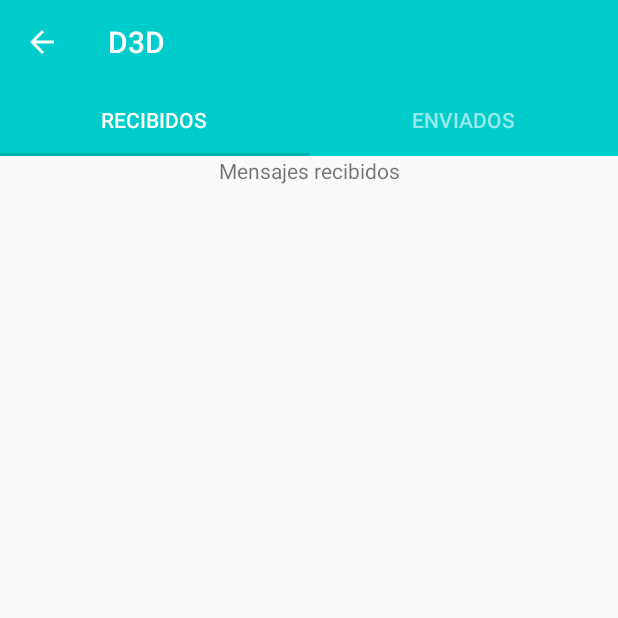
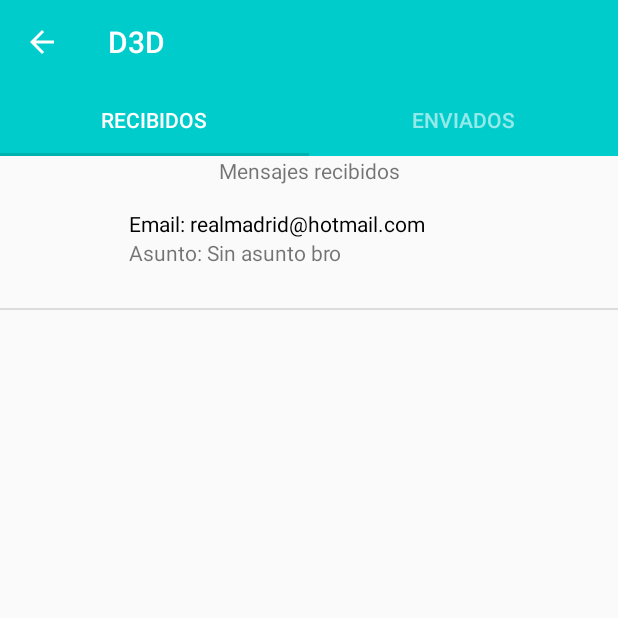
Before and after one commit to chrisvk66/D3D-master, an Android app: the PageFragment screen opened directly, with no data from a screen before it, on a phone screen of 412 x 824 dp, the top half of it. Run offline under Robolectric (Android 15) with nearby library versions, the phone set to English and light mode, and no system bars; libraries missing offline, so code that uses them is left out: com.mxn.soul.

Commit message:
He creado las clases correspondientes para las tabs. La clase message la borrare cuando consiga hacer lo de la BBDD. Dentro de las tablas he creado un listview para recibidos, falta el de enviados.

```diff
--- /dev/null
+++ b/app/src/main/java/com/doingit3d/d3d/ListAdapter.java
@@ -0,0 +1,78 @@
+package com.doingit3d.d3d;
+
+import android.app.Activity;
+import android.graphics.Bitmap;
+import android.graphics.BitmapFactory;
+import android.view.View;
+import android.view.ViewGroup;
+import android.widget.ArrayAdapter;
+import android.widget.ImageView;
+import android.widget.LinearLayout;
+import android.widget.TextView;
+
+import java.util.ArrayList;
+
+/**
+ * Created by chris on 09/02/2017.
+ */
+
+public class ListAdapter extends ArrayAdapter<MensajeConstructores> {
+
+    static class ViewHolder{
+        protected TextView email;
+        protected TextView asunto;
+        protected LinearLayout linearLayout;
+        protected ImageView imagen;
+    }
+
+
+    private Activity context= null;
+    private ArrayList<MensajeConstructores> modelo;
+
+    public ListAdapter(Activity context, ArrayList<MensajeConstructores>modelo){
+        super(context,R.layout.layout_row,modelo);
+        this.context=context;
+        this.modelo=modelo;
+    }
+
+
+    public View getView(int position, View convertView, ViewGroup parent){
+
+        View row=convertView;
+        if (row==null){
+
+            row= context.getLayoutInflater().inflate(R.layout.layout_row,null);
+
+            ViewHolder holder = new ViewHolder();
+            holder.email=(TextView) row.findViewById(R.id.row_email);
+            holder.asunto=(TextView) row.findViewById(R.id.row_asunto);
+            holder.linearLayout=(LinearLayout) row.findViewById(R.id.row_layout);
+            holder.imagen = (ImageView) row.findViewById(R.id.row_imagen);
+
+            row.setTag(holder);
+
+        }
+
+        ViewHolder holder =  (ViewHolder) row.getTag();
+
+        MensajeConstructores mensajeConstructores = modelo.get(position);
+
+      /*  byte[] imagenbytes = mensajeConstructores.imagen;
+        Bitmap imageBitmap = BitmapFactory.decodeByteArray(imagenbytes, 0, imagenbytes.length);
+
+        if (imageBitmap!=null) {
+
+            holder.imagen.setImageBitmap(imageBitmap);
+
+        }else{
+
+            holder.imagen.setImageResource(R.drawable.nofoto);
+
+        }*/
+        holder.email.setText("Email: " + mensajeConstructores.email);
+        holder.asunto.setText("Asunto: " + mensajeConstructores.asunto);
+
+        return row;
+    }
+
+}
--- /dev/null
+++ b/app/src/main/java/com/doingit3d/d3d/MensajeConstructores.java
@@ -0,0 +1,28 @@
+package com.doingit3d.d3d;
+
+/**
+ * Created by chris on 09/02/2017.
+ */
+
+public class MensajeConstructores {
+    protected String email, asunto, genero, descripcion;
+    protected byte[] imagen;
+    protected int njuego;
+
+    public MensajeConstructores(int njuego, String email, String asunto, String genero, String descripcion){
+        this.email = email;
+        this.asunto = asunto;
+        this.genero = genero;
+        this.descripcion = descripcion;
+        this.njuego = njuego;
+    }
+
+    public MensajeConstructores(int njuego, String email, String asunto, String genero, String descripcion, byte[] imagen){
+        this.email = email;
+        this.asunto = asunto;
+        this.genero = genero;
+        this.descripcion = descripcion;
+        this.imagen = imagen;
+        this.njuego = njuego;
+    }
+}
--- a/app/src/main/java/com/doingit3d/d3d/PageFragment.java
+++ b/app/src/main/java/com/doingit3d/d3d/PageFragment.java
@@ -1,10 +1,16 @@
 package com.doingit3d.d3d;
 
+import android.content.Intent;
 import android.os.Bundle;
 import android.support.v4.app.Fragment;
 import android.view.LayoutInflater;
 import android.view.View;
 import android.view.ViewGroup;
+import android.widget.ArrayAdapter;
+import android.widget.ListView;
+import android.widget.TextView;
+
+import java.util.ArrayList;
 
 public class PageFragment extends Fragment {
     public static final String ARG_PAGE = "ARG_PAGE";
@@ -32,10 +38,46 @@ public class PageFragment extends Fragment {
         if (mPage==1){
 
             view = inflater.inflate(R.layout.recibidos, container, false);
+
+            //startActivity( new Intent(PageFragment.this, Message.class));
+
         }else{
 
             view = inflater.inflate(R.layout.enviados, container, false);
         }
         return view;
     }
+
+    @Override
+    public void onActivityCreated(Bundle state) {
+        super.onActivityCreated(state);
+
+        if(mPage==1){
+
+            /*TextView texto = (TextView) getView().findViewById(R.id.textView2);
+
+            texto.setText("Croqueta ojala supieras lo que siento");*/
+
+            ArrayList<MensajeConstructores> modelo=new ArrayList<MensajeConstructores>();
+
+            modelo.add(new MensajeConstructores(1, "realmadrid@hotmail.com", "Sin asunto bro", "XXX", "Holaaaaa"));
+
+            ListView lista=(ListView)getView().findViewById(R.id.lista);
+
+            ArrayAdapter<MensajeConstructores> adapter= new ListAdapter(getActivity(),modelo);
+
+            lista.setAdapter(adapter);
+
+            adapter.notifyDataSetChanged();
+
+            registerForContextMenu(lista);
+        }
+        /*
+
+        */
+        //lista.setOnItemClickListener(this);
+
+
+
+    }
 }
--- /dev/null
+++ b/app/src/main/res/layout/layout_row.xml
@@ -0,0 +1,41 @@
+<?xml version="1.0" encoding="utf-8"?>
+<LinearLayout xmlns:android="http://schemas.android.com/apk/res/android"
+    xmlns:app="http://schemas.android.com/apk/res-auto"
+    android:id="@+id/row_layout"
+    android:orientation="horizontal"
+    android:layout_width="match_parent"
+    android:layout_height="match_parent"
+    android:padding="16dp">
+
+    <ImageView
+        android:id="@+id/row_imagen"
+        android:layout_width="50dp"
+        android:layout_height="50dp" />
+
+    <LinearLayout
+        android:layout_width="match_parent"
+        android:layout_height="match_parent"
+        android:orientation="vertical">
+
+
+        <LinearLayout
+            android:layout_width="300dp"
+            android:layout_height="match_parent"
+            android:orientation="vertical"
+            android:paddingLeft="20dp">
+
+            <TextView
+                android:id="@+id/row_email"
+                android:layout_width="match_parent"
+                android:layout_height="wrap_content"
+                android:textColor="#000000" />
+
+            <TextView
+                android:id="@+id/row_asunto"
+                android:layout_width="match_parent"
+                android:layout_height="wrap_content" />
+        </LinearLayout>
+
+    </LinearLayout>
+
+</LinearLayout>
--- a/app/src/main/res/layout/messages.xml
+++ b/app/src/main/res/layout/messages.xml
@@ -26,6 +26,6 @@
         android:id="@+id/viewpager"
         android:layout_width="match_parent"
         android:layout_height="match_parent"
-        android:layout_below="@+id/tab_layout"/>
+        android:layout_below="@+id/tab_layout" />
 
 </LinearLayout>
--- a/app/src/main/res/layout/recibidos.xml
+++ b/app/src/main/res/layout/recibidos.xml
@@ -11,4 +11,10 @@
         android:layout_height="wrap_content"
         android:text="Mensajes recibidos"
         android:gravity="center"/>
+
+    <ListView
+        android:layout_width="match_parent"
+        android:layout_height="365dp"
+        android:id="@+id/lista"
+        android:layout_weight="0.05"></ListView>
 </LinearLayout>
```
Also changed, not shown: app/src/main/java/com/doingit3d/d3d/Message.java (added, +242 -0 lines), app/src/main/res/drawable/nofoto.png (added).
